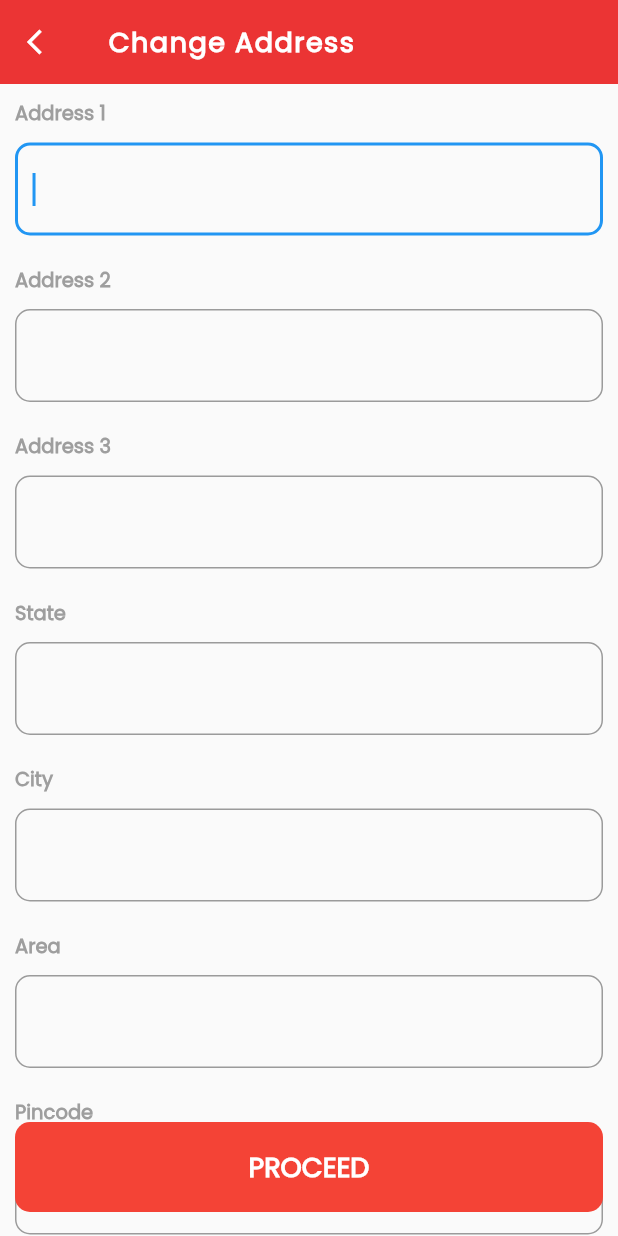
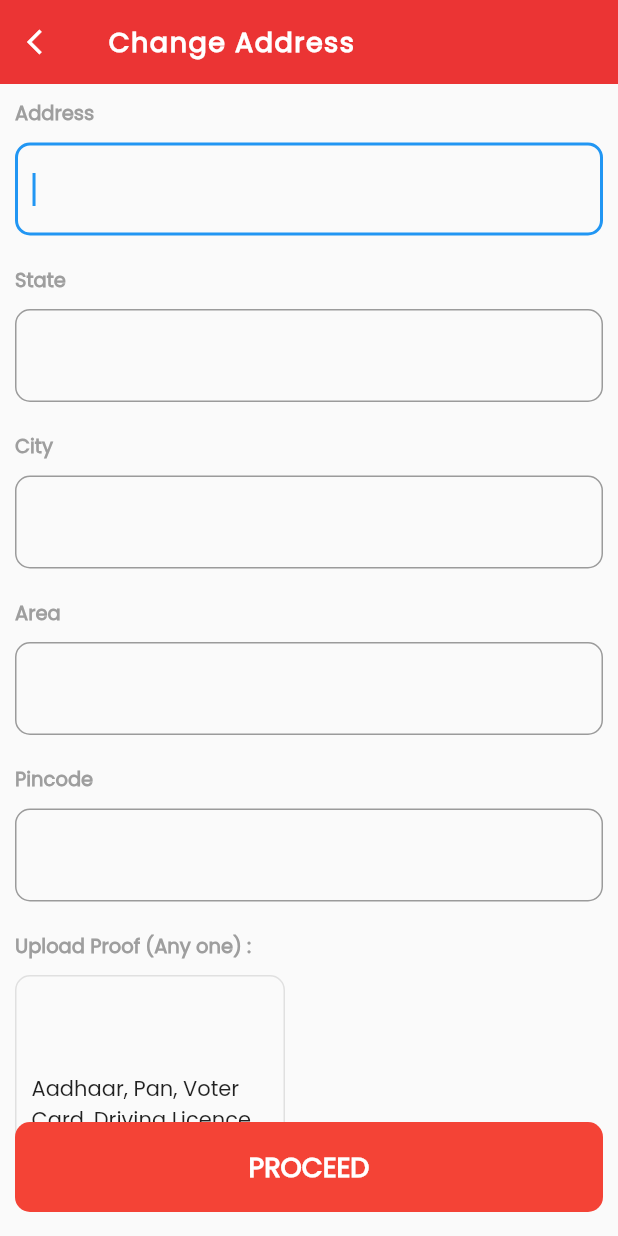
Before and after one commit to developerkrishnasoftweb/pal, a Flutter app: the ChangeAddress screen opened directly, on a phone screen of 412 x 824 dp. Run offline on Flutter 3.47's test engine with Material 2 defaults, Android fonts, the phone set to English and light mode, and no system bars; our stand-ins replace carousel_slider; network calls fail.

```diff
--- a/lib/Pages/Others/change_address.dart
+++ b/lib/Pages/Others/change_address.dart
@@ -12,36 +12,22 @@ class ChangeAddress extends StatefulWidget {
 }
 
 class _ChangeAddressState extends State<ChangeAddress> {
-  List<String> proofTextLists = [
-    "GSTN Certificate",
-    "Shop Electricity Bill",
-    "Shop Tel. / Mobile Bill",
-    "Copy of letter head"
-  ];
   @override
   Widget build(BuildContext context) {
     Size size = MediaQuery.of(context).size;
     return Scaffold(
       appBar: appBar(context: context, title: "Change Address"),
       body: SingleChildScrollView(
-        padding: EdgeInsets.only(bottom: 60),
+        padding: EdgeInsets.only(bottom: 100),
         child: Column(
           mainAxisAlignment: MainAxisAlignment.center,
           crossAxisAlignment: CrossAxisAlignment.start,
           children: [
             input(
                 context: context,
-                text: "Address 1",
+                text: "Address",
                 decoration: InputDecoration(border: border()),
                 autoFocus: true),
-            input(
-                context: context,
-                text: "Address 2",
-                decoration: InputDecoration(border: border())),
-            input(
-                context: context,
-                text: "Address 3",
-                decoration: InputDecoration(border: border())),
             input(
                 context: context,
                 text: "State",
@@ -61,30 +47,14 @@ class _ChangeAddressState extends State<ChangeAddress> {
             Padding(
               padding: const EdgeInsets.all(10.0),
               child: Text(
-                "Upload Proof :",
+                "Upload Proof (Any one) :",
                 style: Theme.of(context).textTheme.bodyText1.copyWith(
                     color: Colors.grey,
                     fontSize: 13,
                     fontWeight: FontWeight.bold),
               ),
             ),
-            Container(
-              height: 280,
-              width: size.width,
-              alignment: Alignment.center,
-              padding: EdgeInsets.symmetric(horizontal: 20),
-              child: GridView.builder(
-                  physics: NeverScrollableScrollPhysics(),
-                  itemCount: proofTextLists.length,
-                  gridDelegate: SliverGridDelegateWithFixedCrossAxisCount(
-                      crossAxisCount: 2,
-                      childAspectRatio: 1.5,
-                      crossAxisSpacing: 20,
-                      mainAxisSpacing: 20),
-                  itemBuilder: (BuildContext context, int index) {
-                    return proofBuilder(proofTextLists[index]);
-                  }),
-            ),
+            proofBuilder("Aadhaar, Pan, Voter Card, Driving Licence")
           ],
         ),
       ),
@@ -98,6 +68,10 @@ class _ChangeAddressState extends State<ChangeAddress> {
       onTap: () {},
       borderRadius: BorderRadius.circular(10),
       child: Container(
+        height: 120,
+        width: 180,
+        margin: EdgeInsets.only(left: 10),
+        padding: EdgeInsets.symmetric(horizontal: 10),
         alignment: Alignment(0.0, 0.7),
         decoration: BoxDecoration(
           borderRadius: BorderRadius.circular(10),
--- a/lib/main.dart
+++ b/lib/main.dart
@@ -1,7 +1,9 @@
 import 'package:flutter/material.dart';
+import 'package:pal/Pages/Others/change_address.dart';
 import 'package:pal/Pages/Others/complain.dart';
 import 'package:pal/Pages/Others/kyc_details.dart';
 import 'package:pal/Pages/Others/product_description.dart';
+import 'package:pal/Pages/Others/redeem_gift.dart';
 
 void main() {
   runApp(MyApp());
```
Also changed, not shown: lib/Pages/Others/redeem_gift.dart (added, +53 -0 lines).
